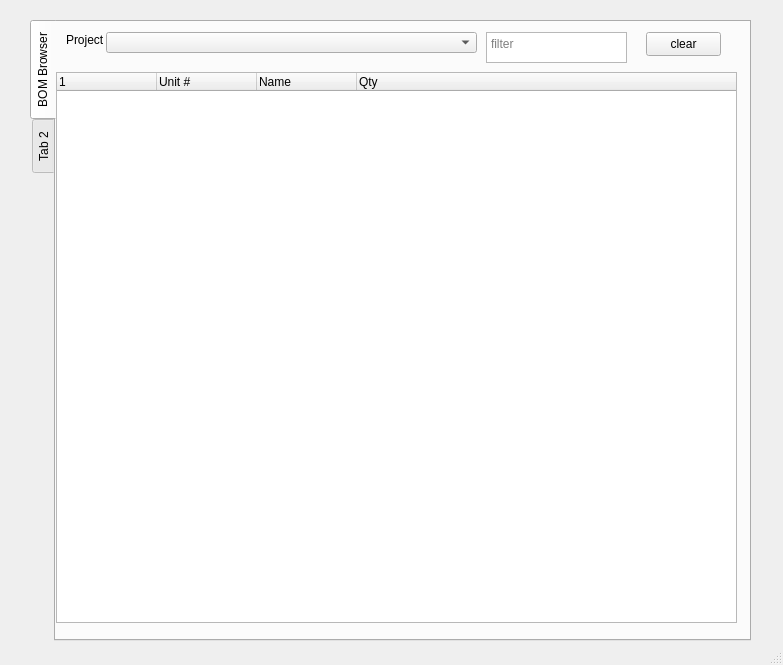
tnsbataill/MTExplorer, file view/Main.ui: the form before one commit.
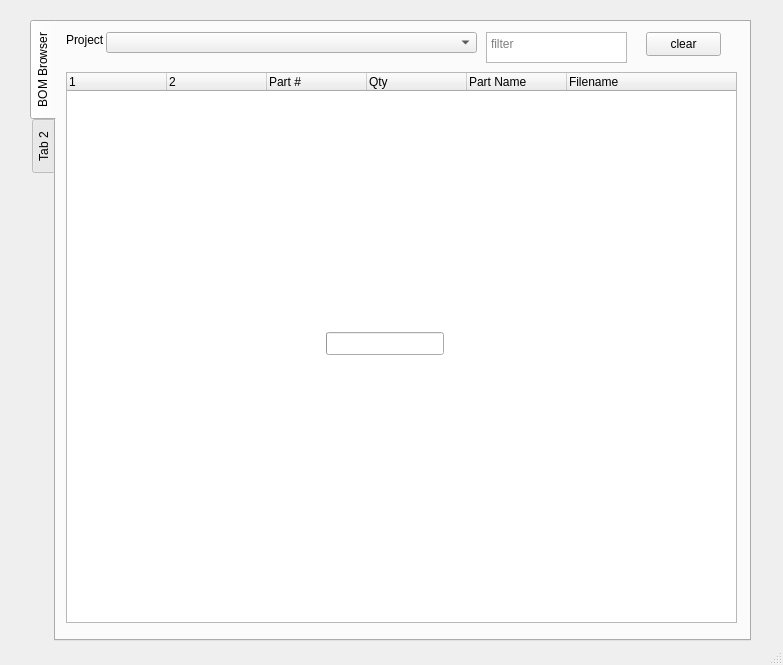
The form after the commit.

```diff
--- a/view/Main.ui
+++ b/view/Main.ui
@@ -55,9 +55,9 @@
      <widget class="QTreeWidget" name="BOMtreeWidget">
       <property name="geometry">
        <rect>
-        <x>0</x>
+        <x>10</x>
         <y>50</y>
-        <width>681</width>
+        <width>671</width>
         <height>551</height>
        </rect>
       </property>
@@ -68,7 +68,7 @@
        <bool>false</bool>
       </property>
       <property name="columnCount">
-       <number>4</number>
+       <number>6</number>
       </property>
       <column>
        <property name="text">
@@ -77,12 +77,12 @@
       </column>
       <column>
        <property name="text">
-        <string>Unit #</string>
+        <string/>
        </property>
       </column>
       <column>
        <property name="text">
-        <string>Name</string>
+        <string>Part #</string>
        </property>
       </column>
       <column>
@@ -90,6 +90,16 @@
         <string>Qty</string>
        </property>
       </column>
+      <column>
+       <property name="text">
+        <string>Part Name</string>
+       </property>
+      </column>
+      <column>
+       <property name="text">
+        <string>Filename</string>
+       </property>
+      </column>
      </widget>
      <widget class="QLabel" name="label">
       <property name="geometry">
@@ -127,6 +137,25 @@
        <string>clear</string>
       </property>
      </widget>
+     <widget class="QProgressBar" name="thinkingBar">
+      <property name="geometry">
+       <rect>
+        <x>270</x>
+        <y>310</y>
+        <width>118</width>
+        <height>23</height>
+       </rect>
+      </property>
+      <property name="textVisible">
+       <bool>true</bool>
+      </property>
+      <property name="orientation">
+       <enum>Qt::Orientation::Horizontal</enum>
+      </property>
+      <property name="invertedAppearance">
+       <bool>false</bool>
+      </property>
+     </widget>
     </widget>
     <widget class="QWidget" name="tab_2">
      <attribute name="title">
```
Left out of the diff: 3 changed lines with no effect on the pictures.
